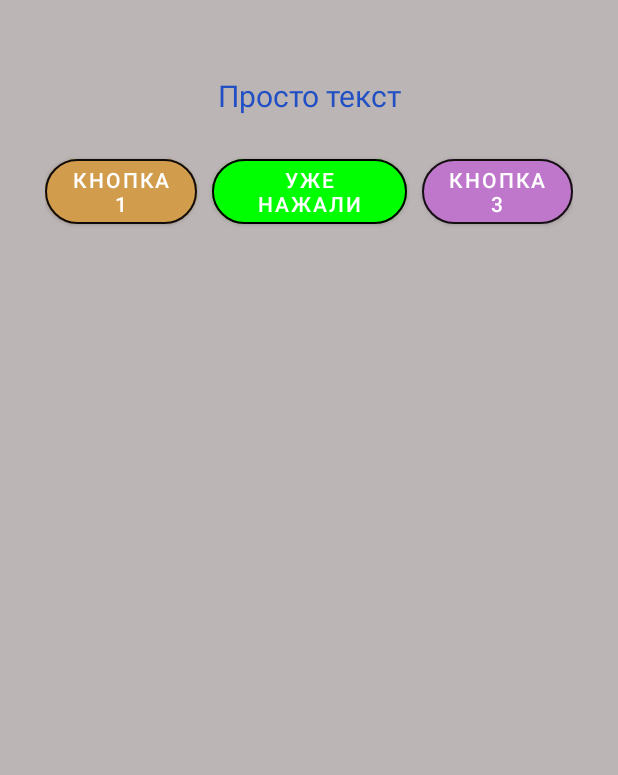
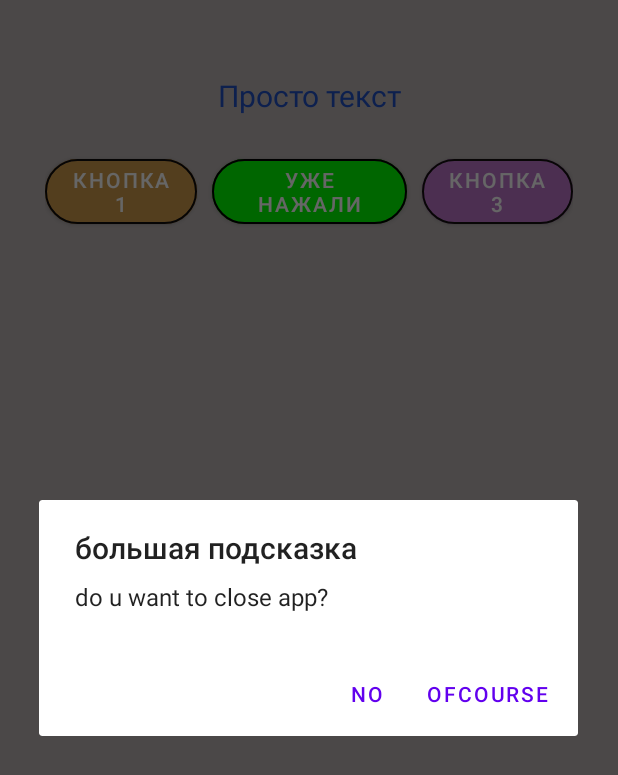
Before and after one commit to Kek55/android, an Android app: the MainActivity screen opened directly, with no data from a screen before it, after a tap on "КНОПКА 2", on a phone screen of 412 x 824 dp. Shown: the top 775 px of the screen. Run offline under Robolectric (Android 15) with nearby library versions, the phone set to English and light mode, and no system bars.

Commit message:
всплывающие окна

```diff
--- a/app/src/main/java/com/example/myapplication/MainActivity.java
+++ b/app/src/main/java/com/example/myapplication/MainActivity.java
@@ -1,7 +1,9 @@
 package com.example.myapplication;
 
+import androidx.appcompat.app.AlertDialog;
 import androidx.appcompat.app.AppCompatActivity;
 
+import android.content.DialogInterface;
 import android.content.res.ColorStateList;
 import android.graphics.Color;
 import android.os.Bundle;
@@ -29,10 +31,31 @@ public class MainActivity extends AppCompatActivity {
             public void onClick(View view)
             {
             showInfo(main_text.getText().toString(), button4);
+            showInfoAlert("do u want to close app?");
             }
         });
             }
             public void ButtonClick(View v) { showInfo(((Button) v).getText().toString(),((Button) v) );}
+    private void showInfoAlert(String text) {
+        AlertDialog.Builder builder= new AlertDialog.Builder(MainActivity.this);
+        builder.setTitle("большая подсказка")
+                .setMessage(text)
+                .setCancelable(false)
+                .setPositiveButton("ofcourse", new DialogInterface.OnClickListener() {
+                    @Override
+                    public void onClick(DialogInterface dialogInterface, int i) {
+                        finish();
+                    }
+                })
+                .setNegativeButton("no", new DialogInterface.OnClickListener() {
+                    @Override
+                    public void onClick(DialogInterface dialogInterface, int i) {
+                        dialogInterface.cancel();
+                    }
+                });
+        AlertDialog dialog = builder.create();
+        dialog.show();
+    }
     private void showInfo(String text, Button btn) {
         btn.setText("уже нажали");
         btn.setBackgroundTintList(ColorStateList.valueOf(Color.GREEN));
```
